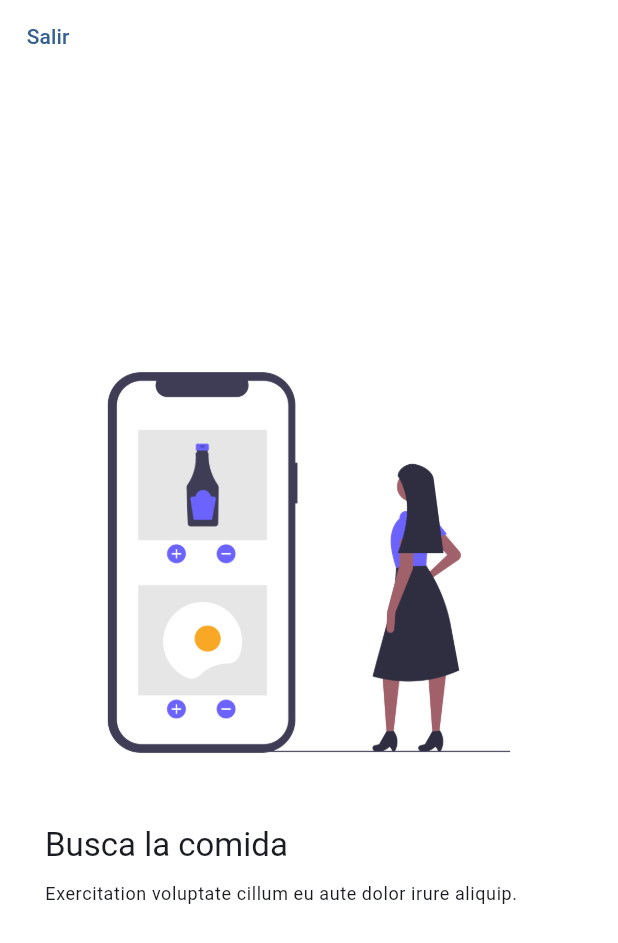
After one commit to mdavidmontero/widgets_app, a Flutter app: the AppTutorialScreen screen opened by its route, on a phone screen of 412 x 824 dp. The commit adds this screen. Shown: the top 943 px of the screen. Run offline on Flutter 3.47's test engine with Material 3 defaults, Android fonts, the phone set to English and light mode, and no system bars; our stand-ins replace animate_do, go_router.

Commit message:
widgets_finales

```diff
--- a/lib/config/router/app_router.dart
+++ b/lib/config/router/app_router.dart
@@ -1,7 +1,13 @@
 import 'package:go_router/go_router.dart';
+import 'package:widgets_app/presentation/screens/animated/animated_screen.dart';
+import 'package:widgets_app/presentation/screens/app_tutorial/app_tutorial_screen.dart';
 import 'package:widgets_app/presentation/screens/buttons/button_screen.dart';
 import 'package:widgets_app/presentation/screens/cards/cards_screen.dart';
 import 'package:widgets_app/presentation/screens/home/home_screen.dart';
+import 'package:widgets_app/presentation/screens/ininite_scroll/infinite_scroll_screen.dart';
+import 'package:widgets_app/presentation/screens/progress/progress_screen.dart';
+import 'package:widgets_app/presentation/screens/snackbar/snackbar_screen.dart';
+import 'package:widgets_app/presentation/screens/ui/controls_ui_controls_screen.dart';
 
 final appRouter = GoRouter(
   routes: [
@@ -20,5 +26,40 @@ final appRouter = GoRouter(
       name: CardsScreen.name,
       builder: (context, state) => const CardsScreen(),
     ),
+    GoRoute(
+      path: '/progress',
+      name: ProgressScreen.name,
+      builder: (context, state) => const ProgressScreen(),
+    ),
+
+    GoRoute(
+      path: '/snackbars',
+      name: SnackbarScreen.name,
+      builder: (context, state) => const SnackbarScreen(),
+    ),
+
+    GoRoute(
+      path: '/animated',
+      name: AnimatedScreen.name,
+      builder: (context, state) => const AnimatedScreen(),
+    ),
+
+    GoRoute(
+      path: '/ui-controls',
+      name: UiControlsScreen.name,
+      builder: (context, state) => const UiControlsScreen(),
+    ),
+
+    GoRoute(
+      path: '/tutorial',
+      name: AppTutorialScreen.name,
+      builder: (context, state) => const AppTutorialScreen(),
+    ),
+
+    GoRoute(
+      path: '/infinite',
+      name: InfiniteScrollScreen.name,
+      builder: (context, state) => const InfiniteScrollScreen(),
+    ),
   ],
 );
--- /dev/null
+++ b/lib/presentation/screens/app_tutorial/app_tutorial_screen.dart
@@ -0,0 +1,138 @@
+import 'package:animate_do/animate_do.dart';
+import 'package:flutter/material.dart';
+import 'package:go_router/go_router.dart';
+
+class SlideInfo {
+  final String title;
+  final String caption;
+  final String imageUrl;
+
+  SlideInfo(this.title, this.caption, this.imageUrl);
+}
+
+final slides = <SlideInfo>[
+  SlideInfo(
+      'Busca la comida',
+      'Exercitation voluptate cillum eu aute dolor irure aliquip.',
+      'assets/images/1.png'),
+  SlideInfo(
+      'Entrega rápida',
+      'Ullamco ullamco duis labore quis occaecat culpa laborum id incididunt.',
+      'assets/images/2.png'),
+  SlideInfo(
+      'Disfruta la comida',
+      'Ea officia exercitation voluptate nostrud amet esse ut exercitation deserunt est enim est.',
+      'assets/images/3.png'),
+];
+
+class AppTutorialScreen extends StatefulWidget {
+  static const name = 'tutorial_screen';
+  const AppTutorialScreen({super.key});
+
+  @override
+  State<AppTutorialScreen> createState() => _AppTutorialScreenState();
+}
+
+class _AppTutorialScreenState extends State<AppTutorialScreen> {
+  final PageController pageviewController = PageController();
+  bool endReached = false;
+
+  @override
+  void initState() {
+    super.initState();
+
+    pageviewController.addListener((){
+        final page = pageviewController.page?? 0;
+        if(!endReached && page >= slides.length - 1){
+          setState(() {
+            endReached = true;
+          });
+        }
+    });
+  }
+
+  @override
+  void dispose() {
+    pageviewController.dispose();
+    super.dispose();
+
+  }
+
+
+  @override
+  Widget build(BuildContext context) {
+    return Scaffold(
+      backgroundColor: Colors.white,
+      body: Stack(
+        children: [
+         PageView(
+            controller: pageviewController,
+            physics: const BouncingScrollPhysics(),
+            children: slides.map(
+              (slideData) => _Slide(
+                title: slideData.title,
+                caption: slideData.caption,
+                imageUrl: slideData.imageUrl
+              )
+            ).toList(),
+          ),
+          Positioned(child: TextButton(onPressed: () {
+
+          }, child: const Text("Salir"))),
+
+          endReached ?
+           Positioned(
+              bottom: 30,
+              right: 30,
+              child: FadeInRight(
+                from: 15,
+                delay: const Duration(seconds: 1),
+                child: FilledButton(
+                  onPressed: () => context.pop(),
+                  child: const Text('Comenzar'),
+                ),
+              )
+            ): const SizedBox(),
+        ],
+      ),
+    );
+  }
+}
+
+class _Slide extends StatelessWidget {
+  final String title;
+  final String caption;
+  final String imageUrl;
+
+  const _Slide(
+      {required this.title, required this.caption, required this.imageUrl});
+
+  @override
+  Widget build(BuildContext context) {
+    final titleStyle = Theme.of(context).textTheme.titleLarge;
+    final captionStyle = Theme.of(context).textTheme.bodySmall;
+
+    return Padding(
+      padding: const EdgeInsets.symmetric(horizontal: 30),
+      child: Center(
+        child: Column(
+          mainAxisAlignment: MainAxisAlignment.center,
+          crossAxisAlignment: CrossAxisAlignment.start,
+          children: [
+            Image(image: AssetImage(imageUrl)),
+            const SizedBox(height: 20),
+            Text(
+              title,
+              style: titleStyle,
+            ),
+            const SizedBox(height: 10),
+            Text(
+              caption,
+              style: captionStyle,
+            ),
+          ],
+        ),
+      ),
+    );
+  }
+}
--- a/pubspec.yaml
+++ b/pubspec.yaml
@@ -7,6 +7,7 @@ environment:
   sdk: ^3.5.2
 
 dependencies:
+  animate_do: ^3.3.4
   flutter:
     sdk: flutter
   go_router: ^14.6.2
@@ -18,3 +19,6 @@ dev_dependencies:
 
 flutter:
   uses-material-design: true
+
+  assets:
+    - assets/images/
```
Also changed, not shown: lib/config/menu/menu_items.dart (+41 -0 lines), lib/presentation/screens/animated/animated_screen.dart (added, +62 -0 lines), lib/presentation/screens/ininite_scroll/infinite_scroll_screen.dart (added, +140 -0 lines), lib/presentation/screens/progress/progress_screen.dart (added, +76 -0 lines), lib/presentation/screens/snackbar/snackbar_screen.dart (added, +81 -0 lines), lib/presentation/screens/ui/controls_ui_controls_screen.dart (added, +118 -0 lines), assets/images/1.png (added), assets/images/2.png (added), assets/images/3.png (added), assets/images/jar-loading.gif (added), pubspec.lock.
